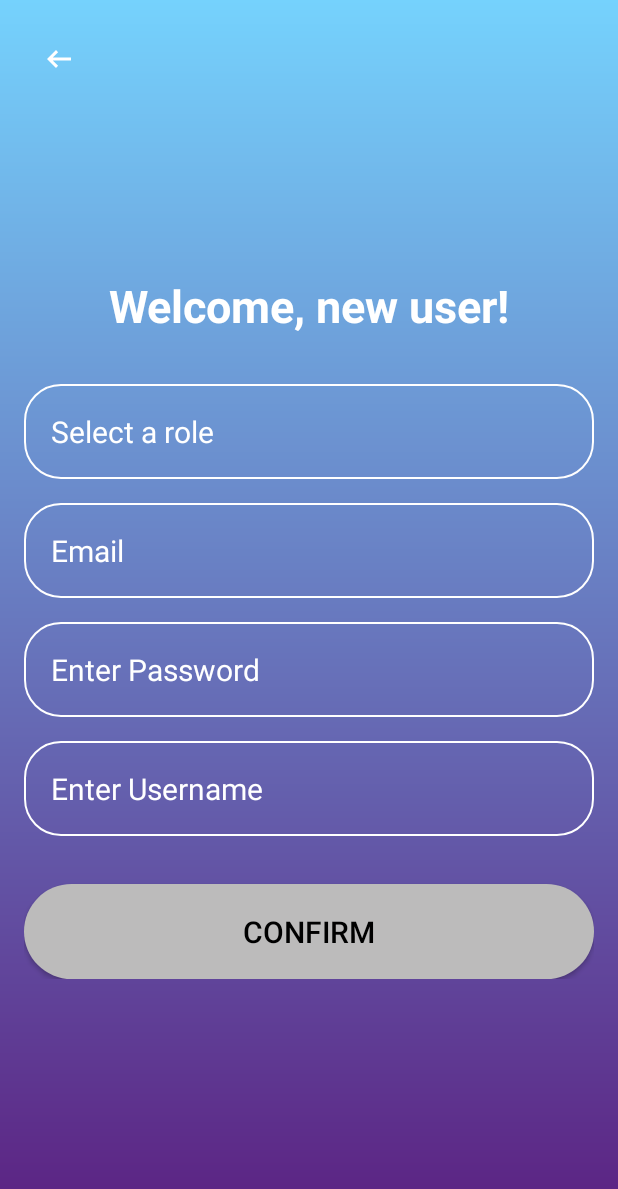
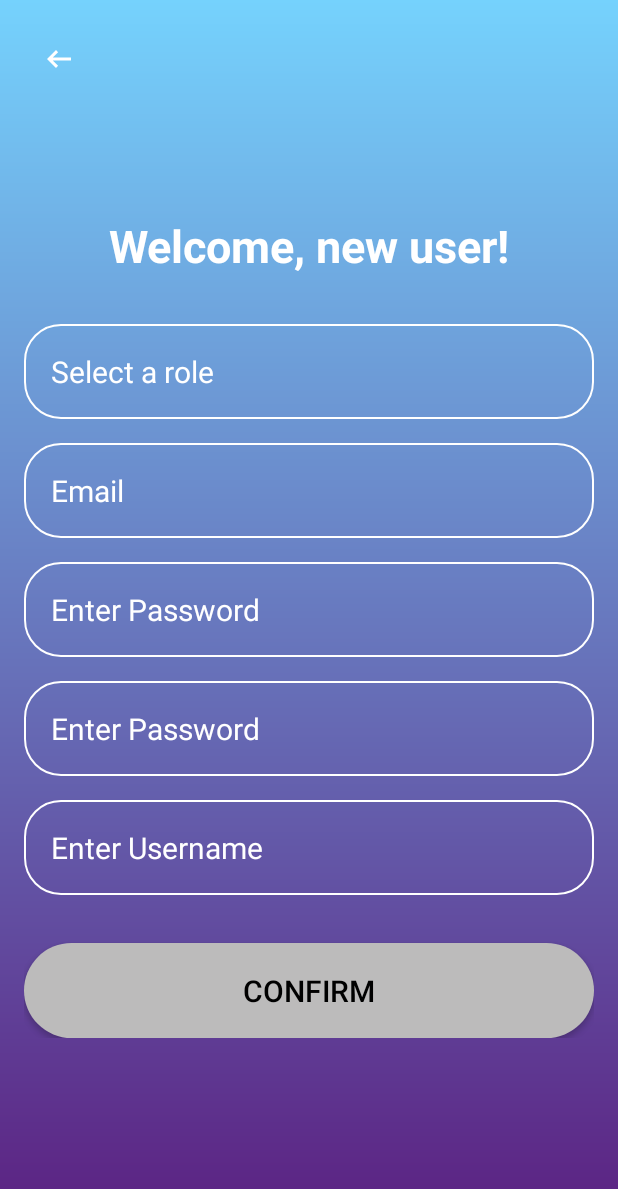
Before and after one commit to kevin579/Smart-Air, an Android app: the create_account screen opened directly, with no data from a screen before it, on a phone screen of 412 x 824 dp. Shown: the top 1189 px of the screen. Run offline under Robolectric (Android 15) with nearby library versions, the phone set to English and light mode, and no system bars; our stand-ins replace Firebase (no records; nobody signed in at launch, a user with empty details on screens opened directly).

Commit message:
feat: added UI for recovery page, completed functionality for creating new users. WIP: recovery password functionality

```diff
--- a/app/src/main/java/com/example/SmartAirGroup2/create_account.java
+++ b/app/src/main/java/com/example/SmartAirGroup2/create_account.java
@@ -25,6 +25,7 @@ public class create_account extends AppCompatActivity {
     private EditText username;
     private EditText email;
     private EditText password;
+    private EditText confirmPassword;
     private Button createButton;
     private FirebaseDatabase db;
     private Spinner roleSpinner;
@@ -48,6 +49,7 @@ public class create_account extends AppCompatActivity {
 
         username = findViewById(R.id.username_input);
         password = findViewById(R.id.password_input);
+        confirmPassword = findViewById(R.id.confirmPassword_input);
         email = findViewById(R.id.email_input);
         createButton = findViewById(R.id.new_account_button);
         goBack = findViewById(R.id.back_button);
@@ -99,12 +101,18 @@ public class create_account extends AppCompatActivity {
                 String userInput = username.getText().toString().trim();
                 String emailInput = email.getText().toString().trim();
                 String passInput = password.getText().toString().trim();
+                String confirmPassInput = confirmPassword.getText().toString().trim();
                 String Role;
                 if (selectedRole == null || selectedRole.equals("Select a role")) {
                     Toast.makeText(create_account.this, "Please select a role", Toast.LENGTH_SHORT).show();
+                    //todo: show error message "Please select a role"
 
                 }
-                //replace notInDatabase with accountExist(email, username)
+                else if(!passInput.equals(confirmPassInput)){
+                    Toast.makeText(create_account.this, "passwords do not match!", Toast.LENGTH_SHORT).show();
+                    //todo: show error message "passwords do not match"
+                }
+                //todo: replace notInDatabase with accountExist(email, username, role)
                 else if (notInDatabase(userInput) && newUserAuth.CheckPassword(passInput) ) {
                     Toast.makeText(create_account.this, "account registered!", Toast.LENGTH_SHORT).show();
                     Role = selectedRole.trim();
@@ -115,9 +123,11 @@ public class create_account extends AppCompatActivity {
                 }
                 else if (!notInDatabase(userInput)){
                     Toast.makeText(create_account.this, "account already exist", Toast.LENGTH_SHORT).show();
+                    //todo: show error message "account already exist"
                 }
                 else{
                     Toast.makeText(create_account.this, "Password must be at least 8 characters with uppercase, lowercase, number, and special character", Toast.LENGTH_LONG).show();
+                    //todo: Password must be at least 8 characters with uppercase, lowercase, number, and special character"
                 }
             }
         });
--- a/app/src/main/res/layout/activity_create_account.xml
+++ b/app/src/main/res/layout/activity_create_account.xml
@@ -73,6 +73,19 @@
             android:textSize="20sp" />
 
         <EditText
+            android:id="@+id/confirmPassword_input"
+            android:layout_width="match_parent"
+            android:layout_height="wrap_content"
+            android:layout_marginTop="16dp"
+            android:background="@drawable/rounded_corners"
+            android:hint="@string/enterPassword"
+            android:inputType="textPassword"
+            android:padding="18dp"
+            android:textColor="@color/white"
+            android:textColorHint="@color/white"
+            android:textSize="20sp" />
+
+        <EditText
             android:layout_width="match_parent"
             android:layout_height="wrap_content"
             android:layout_marginTop="16dp"
```
Also changed, not shown: app/src/main/res/layout/activity_login_page.xml (+18 -4 lines).
